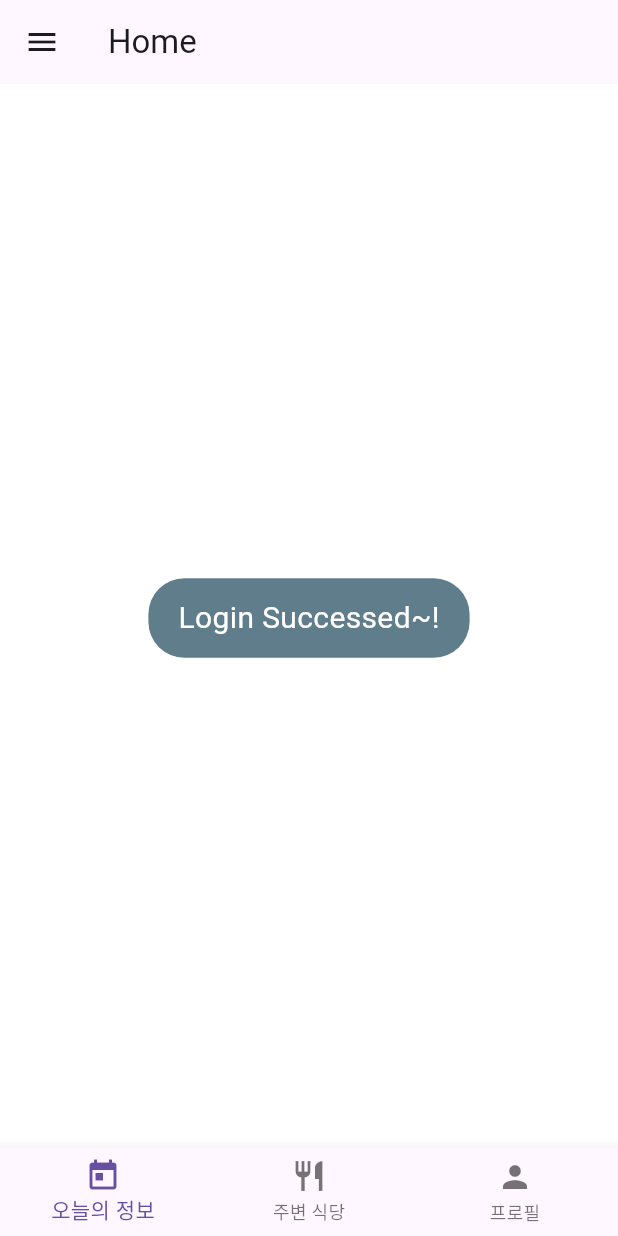
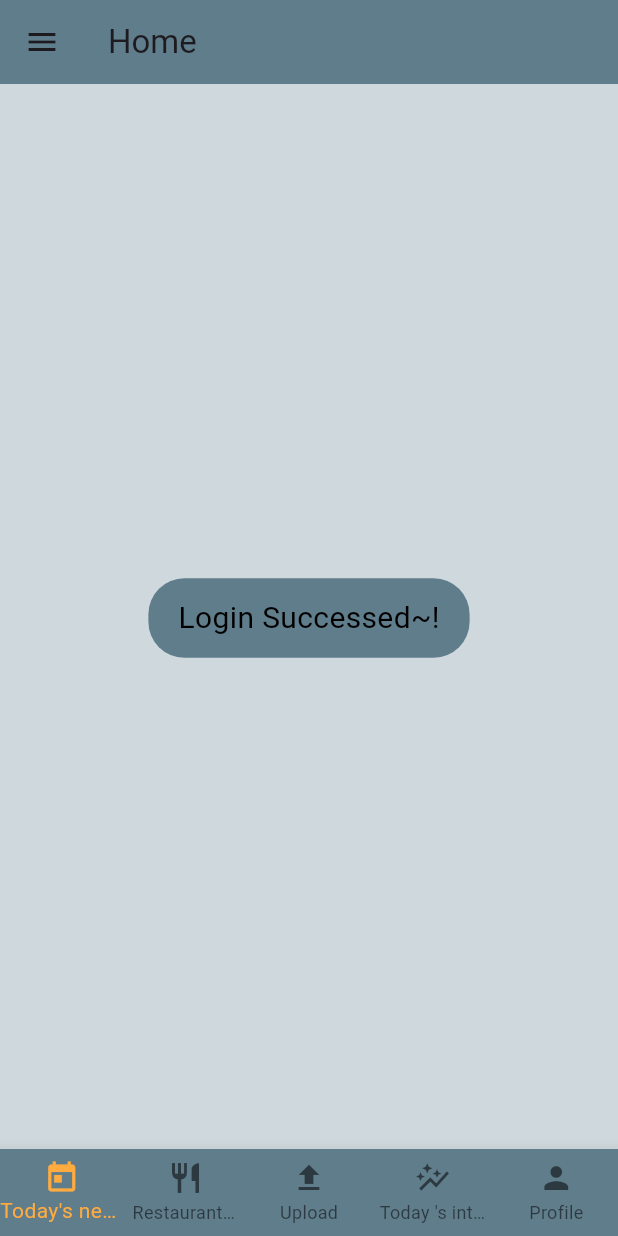
Before and after one commit to neoman-omyeon-go/Bigsasimi_FrontEnd, a Flutter app: the HomeScreen screen opened directly, on a phone screen of 412 x 824 dp. Run offline on Flutter 3.47's test engine with Material 3 defaults, Android fonts, the phone set to English and light mode, and no system bars; our stand-ins replace dio, flutter_native_splash, flutter_secure_storage, fluttertoast; missing offline and left inert: dart:js_interop; accounts and stored records are empty.

Commit message:
Main Home BottomNavigationbar Error fixed(color, text)

```diff
--- a/lib/APIfile.dart
+++ b/lib/APIfile.dart
@@ -1,6 +1,5 @@
 import 'dart:js_interop';
 import 'dart:math';
-
 import 'package:flutter_native_splash/flutter_native_splash.dart';
 import 'dart:convert';
 import 'package:capstone/Register.dart';
--- a/lib/Login.dart
+++ b/lib/Login.dart
@@ -145,7 +145,6 @@ class LoginPage extends StatefulWidget {
                 Navigator.push(context,
                   MaterialPageRoute(builder: (context) => SignUpPage()),
                 );
-                loginSuccessed();
               },
               child: Text(
                 'Sign up',
--- a/lib/MainHome.dart
+++ b/lib/MainHome.dart
@@ -1,6 +1,5 @@
 import 'package:flutter/material.dart';
 import 'package:fluttertoast/fluttertoast.dart';
-
 import 'ProfileHome.dart';
 
 
@@ -35,6 +34,7 @@ class _HomeScreenState extends State<HomeScreen> {
     // loginSuccessed();
     return Scaffold(
       appBar: AppBar(
+        backgroundColor: Colors.blueGrey,
         title: Text('Home'),
         leading: IconButton(
           icon: Icon(Icons.menu),
@@ -79,7 +79,7 @@ class _HomeScreenState extends State<HomeScreen> {
           ),
           Expanded(
             child: Container(
-              color: Colors.white,
+              color: Colors.blueGrey[100],
               child: Center(
                 child: Text('Main Content'),
               ),
@@ -88,22 +88,18 @@ class _HomeScreenState extends State<HomeScreen> {
         ],
       ),
       bottomNavigationBar: BottomNavigationBar(
+        type: BottomNavigationBarType.fixed,
+        backgroundColor: Colors.blueGrey,
+        selectedItemColor: Colors.orangeAccent[200],
         items: [
-          BottomNavigationBarItem(
-            icon: Icon(Icons.today),
-            label: '오늘의 정보',
-          ),
-          BottomNavigationBarItem(
-            icon: Icon(Icons.restaurant),
-            label: '주변 식당',
-          ),
-          BottomNavigationBarItem(
-            icon: Icon(Icons.person),
-            label: '프로필',
-          ),
+          BottomNavigationBarItem(icon: Icon(Icons.today), label: 'Today\'s news',),
+          BottomNavigationBarItem(icon: Icon(Icons.restaurant), label: 'Restaurants nearby',),
+          BottomNavigationBarItem(icon: Icon(Icons.upload), label: 'Upload',),
+          BottomNavigationBarItem(icon: Icon(Icons.auto_graph), label: 'Today \'s intake information',),
+          BottomNavigationBarItem(icon: Icon(Icons.person), label: 'Profile',),
         ],
         onTap: (index) {
-          if(index == 2){
+          if(index == 4){
             Navigator.push(context, MaterialPageRoute(builder: (context) => ProfileScreen())
             );
           }
@@ -120,7 +116,7 @@ void loginSuccessed(){
       gravity: ToastGravity.CENTER,
       timeInSecForIosWeb: 1,
       backgroundColor: Colors.blueGrey,
-      textColor: Colors.white,
+      textColor: Colors.black,
       fontSize: 20.0
   );
 }
--- a/lib/ProfileHome.dart
+++ b/lib/ProfileHome.dart
@@ -8,7 +8,7 @@ class ProfileScreen extends StatelessWidget {
         title: Text('프로필'),
       ),
       body: Center(
-        child: Text('프로필 화면'),
+        child: Text('프로필 화면이지롱'),
       ),
     );
   }
```
